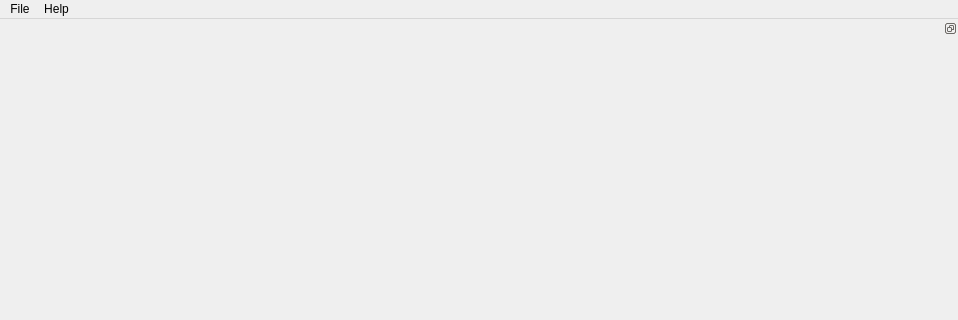
First picture: the form in af/gui/main.ui, repository manerotoni/afw, before the edit; both pictures show x 0 to 958 and y 0 to 320 of the 958 by 665 pixel window.
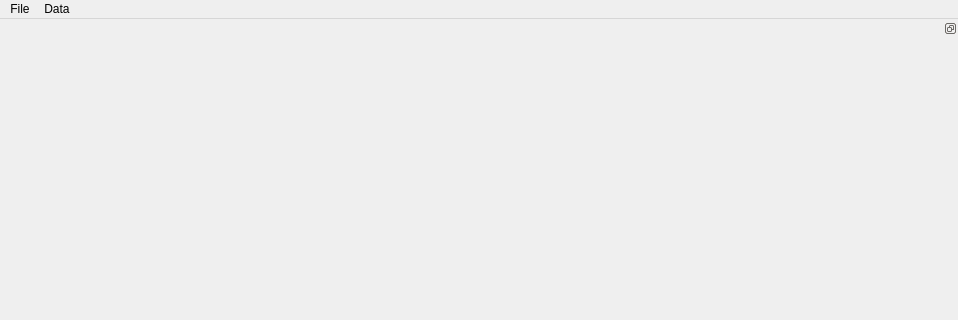
Second picture: the form after the edit.

Diff of the .ui file:
```diff
--- a/af/gui/main.ui
+++ b/af/gui/main.ui
@@ -48,13 +48,13 @@
     <addaction name="actionOpen"/>
     <addaction name="actionQuit"/>
    </widget>
-   <widget class="QMenu" name="menuHelp">
+   <widget class="QMenu" name="menuData">
     <property name="title">
-     <string>Help</string>
+     <string>Data</string>
     </property>
    </widget>
    <addaction name="menuFile"/>
-   <addaction name="menuHelp"/>
+   <addaction name="menuData"/>
   </widget>
   <widget class="QStatusBar" name="statusbar"/>
   <widget class="QDockWidget" name="sorting">
```
Left out of the diff: 6 changed lines with no effect on the pictures.
